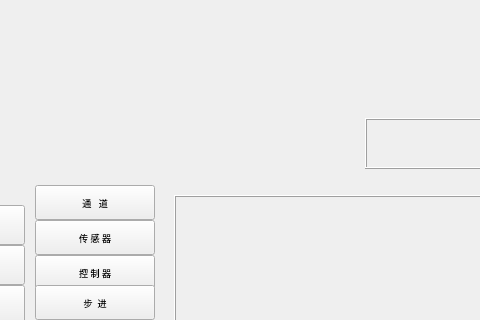
Before: the Qt Designer form mainwindow.ui in thewayI/tiny4412, drawn with Qt 5; both pictures show x 125 to 605 and y 175 to 495 of the 1280 by 800 pixel window.
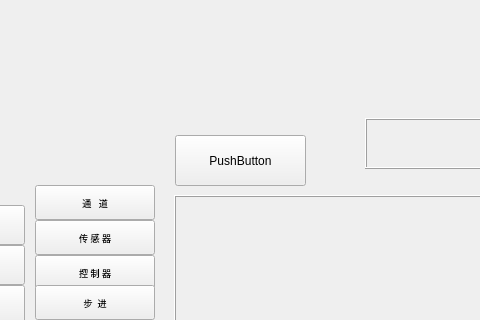
After: the same form once the commit is applied. Icons and pictures are not drawn.

What changed in the file:
```diff
--- a/mainwindow.ui
+++ b/mainwindow.ui
@@ -660,6 +660,19 @@
     <property name="frameShadow">
      <enum>QFrame::Raised</enum>
     </property>
+    <widget class="QPushButton" name="pushButton">
+     <property name="geometry">
+      <rect>
+       <x>300</x>
+       <y>310</y>
+       <width>131</width>
+       <height>51</height>
+      </rect>
+     </property>
+     <property name="text">
+      <string>PushButton</string>
+     </property>
+    </widget>
    </widget>
    <zorder>frame</zorder>
    <zorder>label</zorder>
```
